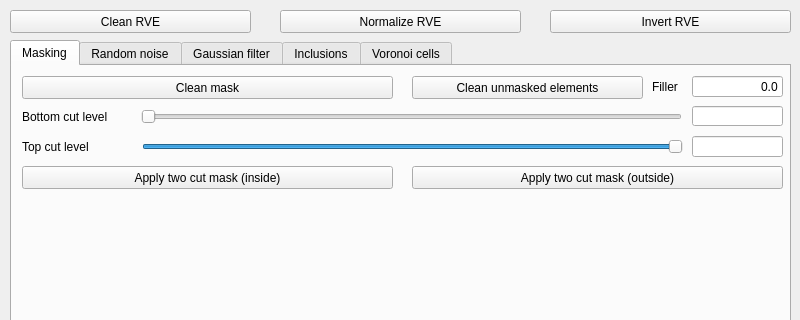
NazariyJaworskiGitHub/physicalenvironmentdesign, file RandomFieldGenerator/UI/volumeglrenderrveeditdialog.ui: the form before one commit; both pictures show x 0 to 800 and y 0 to 320 of the 800 by 500 pixel window.
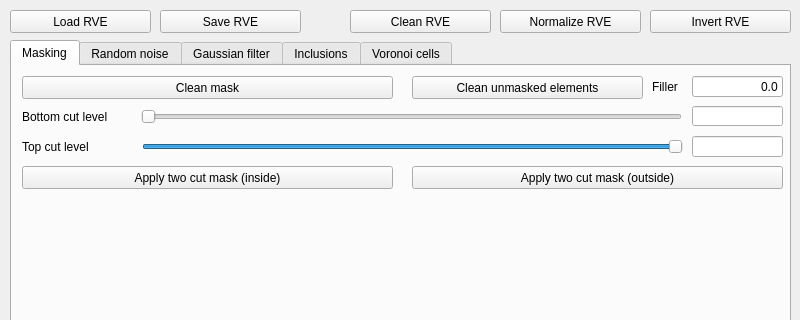
The form after the commit.

Diff of the .ui file:
```diff
--- a/RandomFieldGenerator/UI/volumeglrenderrveeditdialog.ui
+++ b/RandomFieldGenerator/UI/volumeglrenderrveeditdialog.ui
@@ -60,9 +60,9 @@
   <widget class="QPushButton" name="InvertRVEButton">
    <property name="geometry">
     <rect>
-     <x>550</x>
+     <x>650</x>
      <y>10</y>
-     <width>241</width>
+     <width>141</width>
      <height>23</height>
     </rect>
    </property>
@@ -73,9 +73,9 @@
   <widget class="QPushButton" name="NormalizeRVEButton">
    <property name="geometry">
     <rect>
-     <x>280</x>
+     <x>500</x>
      <y>10</y>
-     <width>241</width>
+     <width>141</width>
      <height>23</height>
     </rect>
    </property>
@@ -86,9 +86,9 @@
   <widget class="QPushButton" name="ClenRVEButton">
    <property name="geometry">
     <rect>
-     <x>10</x>
+     <x>350</x>
      <y>10</y>
-     <width>241</width>
+     <width>141</width>
      <height>23</height>
     </rect>
    </property>
@@ -1374,6 +1374,32 @@
     </widget>
    </widget>
   </widget>
+  <widget class="QPushButton" name="LoadRVEButton">
+   <property name="geometry">
+    <rect>
+     <x>10</x>
+     <y>10</y>
+     <width>141</width>
+     <height>23</height>
+    </rect>
+   </property>
+   <property name="text">
+    <string>Load RVE</string>
+   </property>
+  </widget>
+  <widget class="QPushButton" name="SaveRVEButton">
+   <property name="geometry">
+    <rect>
+     <x>160</x>
+     <y>10</y>
+     <width>141</width>
+     <height>23</height>
+    </rect>
+   </property>
+   <property name="text">
+    <string>Save RVE</string>
+   </property>
+  </widget>
  </widget>
  <resources/>
  <connections>
```
